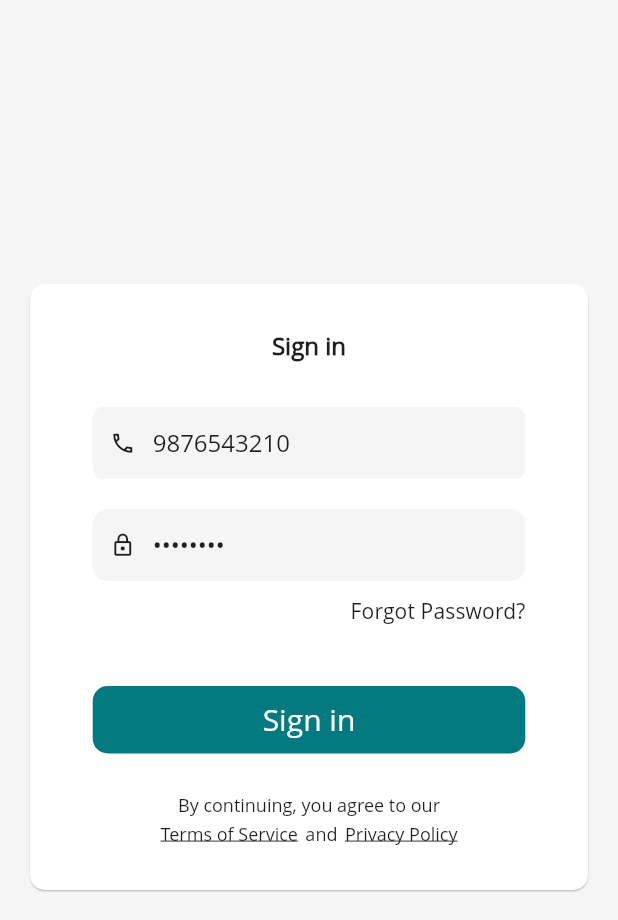
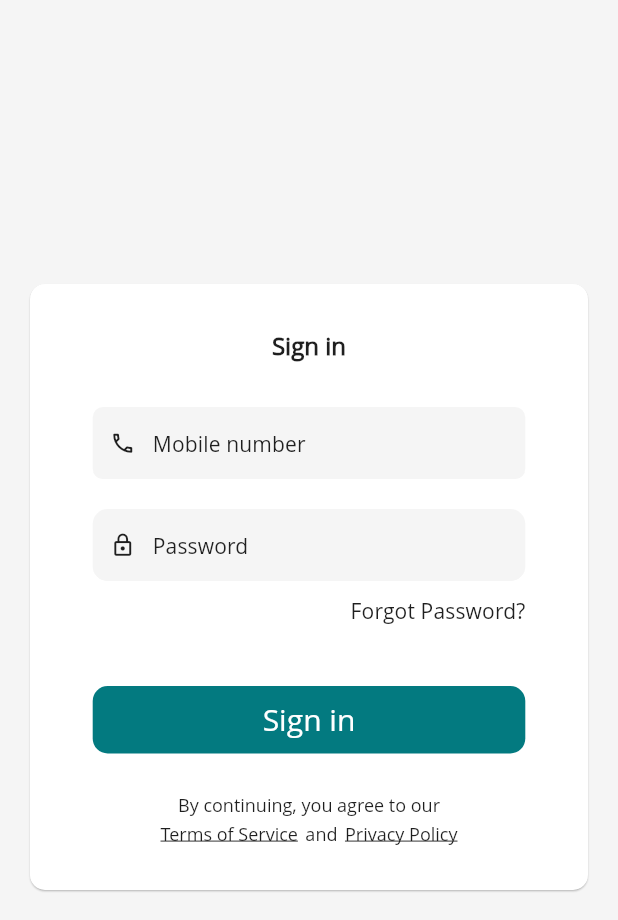
Before and after one commit to shivaniwrTeam/Zaitoon_Pharmacy_Admin_App-v4.4.1, a Flutter app: the screen it shows after launch, on a phone screen of 412 x 824 dp, the part 316-1236 px from its top. Run offline on Flutter 3.47's test engine with Material 3 defaults, Android fonts, the phone set to English and light mode, and no system bars; our stand-ins replace connectivity_plus, device_info_plus, file_picker, firebase_auth, firebase_core, firebase_messaging and 12 more; missing offline and left inert: flutter_downloader, flutter_html_to_pdf, html_editor_enhanced; accounts and stored records are empty; network calls fail; project files that could hold a hidden picture were left out.

Commit message:
remoce demo credential

```diff
--- a/lib/Screens/Authentication/Login.dart
+++ b/lib/Screens/Authentication/Login.dart
@@ -23,10 +23,8 @@ class Login extends StatefulWidget {
 
 class _LoginPageState extends State<Login> with TickerProviderStateMixin {
   final GlobalKey<ScaffoldState> _scaffoldKey = GlobalKey<ScaffoldState>();
-  final mobileController =
-      TextEditingController(text: isDemoApp ? "9876543210" : "");
-  final passwordController =
-      TextEditingController(text: isDemoApp ? "12345678" : "");
+  final mobileController = TextEditingController();
+  final passwordController = TextEditingController();
   String? countryName;
   FocusNode? passFocus;
   FocusNode? monoFocus = FocusNode();
```
Also changed, not shown: 1 other file.
